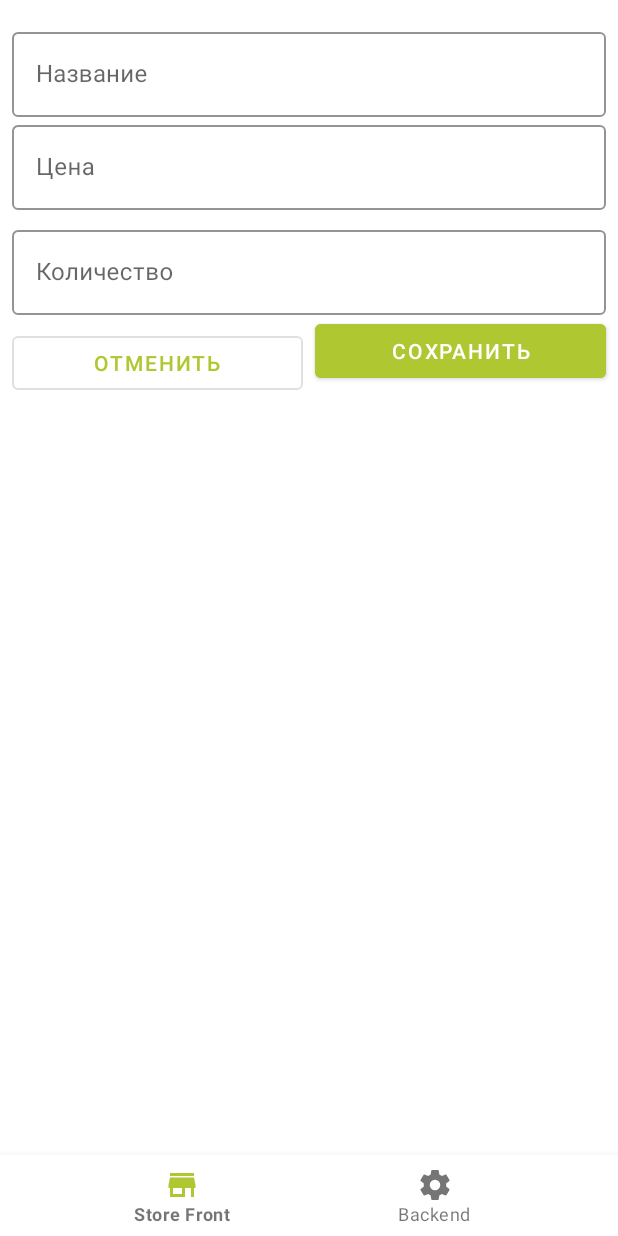
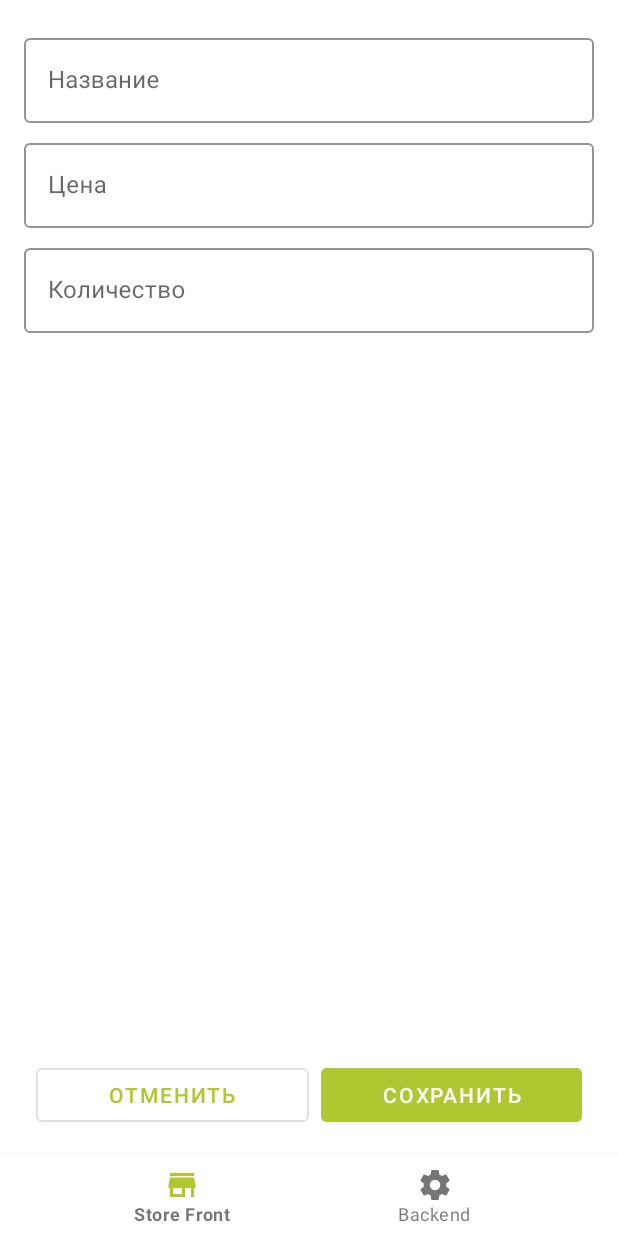
Before and after one commit to Kondenko/FunBoxTestTask, an Android app: the fragment FragmentItemEditor placed in its activity, on a phone screen of 412 x 824 dp. Run offline under Robolectric (Android 15) with nearby library versions, the phone set to English and light mode, and no system bars; our stand-ins replace RxJava, Timber; libraries missing offline, so code that uses them is left out: com.jakewharton.rxbinding3; 3 statements that could not run were skipped.

Commit message:
Improve the good edition screen appearance

```diff
--- a/app/src/main/res/layout/fragment_backend_good.xml
+++ b/app/src/main/res/layout/fragment_backend_good.xml
@@ -6,24 +6,28 @@
     android:layout_height="match_parent"
     android:animateLayoutChanges="true"
     android:orientation="vertical"
+    android:paddingStart="@dimen/backend_good_padding_horizontal"
+    android:paddingTop="@dimen/backend_good_padding_vertical"
+    android:paddingEnd="@dimen/backend_good_padding_horizontal"
+    android:paddingBottom="@dimen/backend_good_padding_vertical"
     >
-
 
     <com.google.android.material.textfield.TextInputLayout
         android:id="@+id/textInputLayoutName"
+        android:theme="@style/AppTheme.TextInput"
         style="@style/AppTheme.TextInput"
         android:layout_width="match_parent"
         android:layout_height="wrap_content"
-        android:layout_marginStart="8dp"
-        android:layout_marginTop="16dp"
-        android:layout_marginEnd="8dp"
+        android:layout_marginTop="@dimen/backend_edittext_margin_vertical"
+        android:layout_marginBottom="@dimen/backend_edittext_margin_vertical"
         android:hint="@string/backend_hint_name"
+        app:endIconMode="clear_text"
         >
 
         <com.google.android.material.textfield.TextInputEditText
             android:id="@+id/backendEditTextName"
             android:layout_width="match_parent"
-            android:layout_height="wrap_content"
+            android:layout_height="match_parent"
             />
 
     </com.google.android.material.textfield.TextInputLayout>
@@ -31,30 +35,28 @@
     <com.kondenko.funshop.utils.PayloadView
         android:id="@+id/payloadViewName"
         android:layout_width="match_parent"
-        android:layout_height="@dimen/backend_height_payloadview"
-        android:layout_marginStart="8dp"
-        android:layout_marginTop="8dp"
-        android:layout_marginEnd="8dp"
+        android:layout_height="@dimen/backend_payloadview_height"
         android:visibility="gone"
         app:text="@string/backend_message_item_updated_name"
-        tools:visibility="visible"
+        tools:visibility="gone"
         />
 
     <com.google.android.material.textfield.TextInputLayout
         android:id="@+id/textInputLayoutPrice"
+        android:theme="@style/AppTheme.TextInput"
         style="@style/AppTheme.TextInput"
         android:layout_width="match_parent"
         android:layout_height="wrap_content"
-        android:layout_marginStart="8dp"
-        android:layout_marginEnd="8dp"
-        android:layout_marginBottom="8dp"
+        android:layout_marginTop="@dimen/backend_edittext_margin_vertical"
+        android:layout_marginBottom="@dimen/backend_edittext_margin_vertical"
         android:hint="@string/backend_hint_price"
+        app:endIconMode="clear_text"
         >
 
         <com.google.android.material.textfield.TextInputEditText
             android:id="@+id/backendEditTextPrice"
             android:layout_width="match_parent"
-            android:layout_height="wrap_content"
+            android:layout_height="match_parent"
             android:inputType="number"
             />
 
@@ -63,31 +65,29 @@
     <com.kondenko.funshop.utils.PayloadView
         android:id="@+id/payloadViewPrice"
         android:layout_width="match_parent"
-        android:layout_height="@dimen/backend_height_payloadview"
-        android:layout_marginStart="8dp"
-        android:layout_marginTop="8dp"
-        android:layout_marginEnd="8dp"
+        android:layout_height="@dimen/backend_payloadview_height"
         android:visibility="gone"
         app:text="@string/backend_message_item_updated_price"
-        tools:visibility="visible"
+        tools:visibility="gone"
         />
 
 
     <com.google.android.material.textfield.TextInputLayout
         android:id="@+id/textInputLayoutQuantity"
+        android:theme="@style/AppTheme.TextInput"
         style="@style/AppTheme.TextInput"
         android:layout_width="match_parent"
         android:layout_height="wrap_content"
-        android:layout_marginStart="8dp"
-        android:layout_marginEnd="8dp"
+        android:layout_marginTop="@dimen/backend_edittext_margin_vertical"
+        android:layout_marginBottom="@dimen/backend_edittext_margin_vertical"
         android:hint="@string/backend_hint_quantity"
-        tools:layout_editor_absoluteY="214dp"
+        app:endIconMode="clear_text"
         >
 
         <com.google.android.material.textfield.TextInputEditText
             android:id="@+id/backendEditTextQuantity"
             android:layout_width="match_parent"
-            android:layout_height="wrap_content"
+            android:layout_height="match_parent"
             android:inputType="number"
             />
 
@@ -97,39 +97,35 @@
     <com.kondenko.funshop.utils.PayloadView
         android:id="@+id/payloadViewQuantity"
         android:layout_width="match_parent"
-        android:layout_height="@dimen/backend_height_payloadview"
-        android:layout_marginStart="8dp"
-        android:layout_marginTop="8dp"
-        android:layout_marginEnd="8dp"
-        android:layout_marginBottom="306dp"
+        android:layout_height="@dimen/backend_payloadview_height"
         android:visibility="gone"
         app:text="@string/backend_message_item_updated_quantity"
-        tools:visibility="visible"
+        tools:visibility="gone"
         />
 
     <LinearLayout
         android:layout_width="match_parent"
-        android:layout_height="wrap_content"
+        android:layout_height="match_parent"
         android:orientation="horizontal"
         >
 
         <Button
             android:id="@+id/backendButtonCancel"
             style="@style/AppTheme.Button.OutlinedButton"
-            android:layout_width="0dp"
+            android:layout_width="match_parent"
             android:layout_height="wrap_content"
+            android:layout_gravity="bottom"
             android:layout_marginStart="8dp"
-            android:layout_marginTop="8dp"
-            android:layout_marginBottom="16dp"
             android:layout_weight="1"
             android:text="@string/backend_action_cancel"
             />
 
         <Button
             android:id="@+id/backendButtonSave"
-            style="@style/Widget.MaterialComponents.Button"
-            android:layout_width="0dp"
+            style="@style/Widget.MaterialComponents.Button.UnelevatedButton"
+            android:layout_width="match_parent"
             android:layout_height="wrap_content"
+            android:layout_gravity="bottom"
             android:layout_marginStart="8dp"
             android:layout_marginEnd="8dp"
             android:layout_weight="1"
--- a/app/src/main/res/values/dimens.xml
+++ b/app/src/main/res/values/dimens.xml
@@ -12,6 +12,9 @@
     <dimen name="item_store_front_margin_horizontal">32dp</dimen>
     <dimen name="item_store_front_margin_vertical">112dp</dimen>
 
-    <dimen name="backend_height_payloadview">48dp</dimen>
+    <dimen name="backend_good_padding_vertical">16dp</dimen>
+    <dimen name="backend_good_padding_horizontal">16dp</dimen>
+    <dimen name="backend_edittext_margin_vertical">4dp</dimen>
+    <dimen name="backend_payloadview_height">48dp</dimen>
 
 </resources>
--- a/app/src/main/res/values/styles.xml
+++ b/app/src/main/res/values/styles.xml
@@ -8,6 +8,7 @@
 
     <style name="AppTheme.TextInput" parent="Widget.MaterialComponents.TextInputLayout.OutlinedBox" >
         <item name="boxStrokeColor">?colorAccent</item>
+        <item name="android:colorControlActivated">@color/colorAccent</item>
         <item name="hintTextColor">?colorAccent</item>
     </style>
 
```
